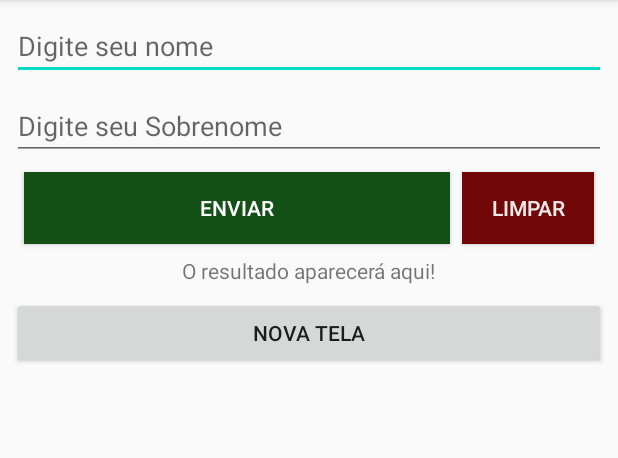
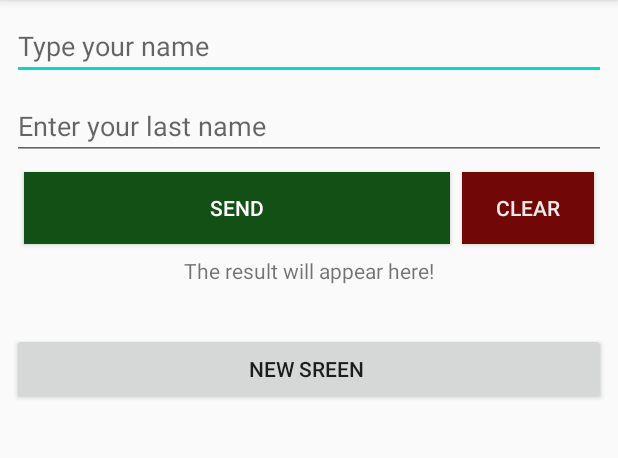
Before and after one commit to luizhcordeiro/Ocean_Android, an Android app: the screen it shows after launch (MainActivity), on a phone screen of 412 x 824 dp, the part 84-542 px from its top. Run offline under Robolectric (Android 15) with nearby library versions, the phone set to English and light mode, and no system bars.

Commit message:
atualição para 2 idiomas

```diff
--- a/app/src/main/res/layout/activity_main.xml
+++ b/app/src/main/res/layout/activity_main.xml
@@ -16,9 +16,10 @@
         android:layout_marginEnd="8dp"
         android:layout_marginRight="8dp"
         android:ems="10"
-        android:hint="Digite seu nome "
+        android:hint="@string/phNome"
         android:inputType="textPersonName"
         app:layout_constraintEnd_toEndOf="parent"
+        app:layout_constraintHorizontal_bias="0.0"
         app:layout_constraintStart_toStartOf="parent"
         app:layout_constraintTop_toTopOf="parent" />
 
@@ -32,9 +33,10 @@
         android:layout_marginEnd="8dp"
         android:layout_marginRight="8dp"
         android:ems="10"
-        android:hint="Digite seu Sobrenome"
+        android:hint="@string/phSobrenome"
         android:inputType="textPersonName"
         app:layout_constraintEnd_toEndOf="parent"
+        app:layout_constraintHorizontal_bias="0.0"
         app:layout_constraintStart_toStartOf="parent"
         app:layout_constraintTop_toBottomOf="@+id/etNome" />
 
@@ -49,7 +51,7 @@
         android:layout_marginRight="8dp"
         android:background="#125015"
         android:shadowColor="#00BCD4"
-        android:text="Enviar"
+        android:text="@string/txEnviar"
         android:textColor="#FFFFFF"
         app:layout_constraintEnd_toStartOf="@+id/btClear"
         app:layout_constraintStart_toStartOf="parent"
@@ -63,7 +65,7 @@
         android:layout_marginEnd="16dp"
         android:layout_marginRight="16dp"
         android:background="#710707"
-        android:text="Limpar"
+        android:text="@string/txClear"
         android:textColor="#EEEAEA"
         app:layout_constraintEnd_toEndOf="parent"
         app:layout_constraintTop_toBottomOf="@+id/etSobrenome" />
@@ -84,11 +86,12 @@
         android:layout_height="wrap_content"
         android:layout_marginStart="8dp"
         android:layout_marginLeft="8dp"
-        android:layout_marginTop="8dp"
+        android:layout_marginTop="32dp"
         android:layout_marginEnd="8dp"
         android:layout_marginRight="8dp"
         android:text="@string/btNovatela"
         app:layout_constraintEnd_toEndOf="parent"
+        app:layout_constraintHorizontal_bias="0.025"
         app:layout_constraintStart_toStartOf="parent"
         app:layout_constraintTop_toBottomOf="@+id/tvResultado" />
 
--- a/app/src/main/res/values/strings.xml
+++ b/app/src/main/res/values/strings.xml
@@ -1,8 +1,8 @@
 <resources>
     <string name="app_name">Ocean_Android</string>
-    <string name="tvResultado">O resultado aparecerá aqui!</string>
-    <string name="title_activity_login">LoginActivity</string>
-    <string name="prompt_email">Email</string>
+    <string name="tvResultado">The result will appear here!</string>
+    <string name="title_activity_login" translatable="false">LoginActivity</string>
+    <string name="prompt_email" translatable="false">Email</string>
     <string name="prompt_password">Password</string>
     <string name="action_sign_in">Sign in or register</string>
     <string name="action_sign_in_short">Sign in</string>
@@ -10,5 +10,9 @@
     <string name="invalid_username">Not a valid username</string>
     <string name="invalid_password">Password must be >5 characters</string>
     <string name="login_failed">"Login failed"</string>
-    <string name="btNovatela">Nova Tela</string>
+    <string name="btNovatela">"New Sreen "</string>
+    <string name="phSobrenome">Enter your last name</string>
+    <string name="phNome">Type your name</string>
+    <string name="txEnviar">Send</string>
+    <string name="txClear">Clear</string>
 </resources>
```
Also changed, not shown: 1 other file.
